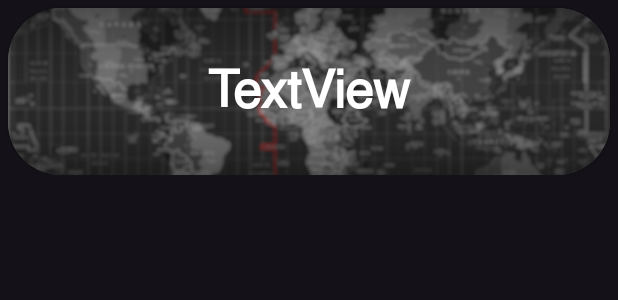
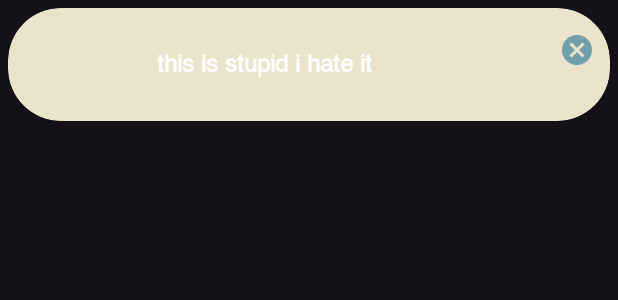
Before and after one commit to gemb0-0/Weather, an Android app: the layout row_favourites.xml on its own in the app's theme, with its tools: preview values and no code run, on a phone screen of 412 x 824 dp. Shown: the top 300 px of the screen. Run offline under Robolectric (Android 15) with nearby library versions, the phone set to English and light mode, and no system bars.

Commit message:
favourites Screen completed

```diff
--- a/app/build.gradle.kts
+++ b/app/build.gradle.kts
@@ -81,5 +81,6 @@ dependencies {
     implementation ("com.google.android.material:material:1.4.0")
     implementation ("androidx.navigation:navigation-fragment:2.5.3")
     implementation ("androidx.navigation:navigation-ui:2.5.3")
+    implementation("androidx.swiperefreshlayout:swiperefreshlayout:1.2.0-alpha01")
 
 }
--- a/app/src/main/java/com/example/weather/model/IRepository.kt
+++ b/app/src/main/java/com/example/weather/model/IRepository.kt
@@ -3,6 +3,7 @@ package com.example.weather.model
 import ForcastResponse
 import WeatherResponse
 import android.content.SharedPreferences
+import com.google.android.gms.maps.model.LatLng
 import kotlinx.coroutines.flow.Flow
 
 
@@ -19,4 +20,8 @@ interface IRepository {
     fun getFromSharedPref(sharedPrefObj: MutableMap<String, SharedPreferences>)
 : Flow<Triple<MutableMap<String, String>, List<Triple<String, String, String>>, List<Triple<String, String, String>>>>
 
+    fun saveLocation(myLatLng: Pair<String, LatLng>, sharedpref: SharedPreferences)
+    fun getFavourites(sharedpref: SharedPreferences): Flow<MutableList<Pair<String,LatLng>>>
+     fun deleteFavourite(city: LatLng, sharedpref: SharedPreferences)
+
 }
--- a/app/src/main/java/com/example/weather/model/localDataSource/ISharedpref.kt
+++ b/app/src/main/java/com/example/weather/model/localDataSource/ISharedpref.kt
@@ -1,10 +1,10 @@
 package com.example.weather.model.localDataSource
 
 import android.content.SharedPreferences
+import com.google.android.gms.maps.model.LatLng
 import kotlinx.coroutines.flow.Flow
 
 interface ISharedpref {
-    fun initiateSettings(sharedpref: SharedPreferences)
     fun updateSettings(sharedpref: SharedPreferences, updatedSettings: MutableMap<String,String>)
     fun getSettings(sharedpref: SharedPreferences): Flow<MutableList<String?>>
     fun saveWeatherResponse(get: SharedPreferences, data: MutableMap<String, String>)
@@ -12,5 +12,8 @@ interface ISharedpref {
     fun saveHourlyResponse(get: SharedPreferences, list: MutableList<Triple<String, String, String>>)
      fun getFromSharedPref(sharedPrefObj: MutableMap<String, SharedPreferences>)
    :Flow<Triple<MutableMap<String, String>, List<Triple<String, String, String>>, List<Triple<String, String, String>>>>
+    fun saveLocation (myLatLng: Pair<String, LatLng>, sharedpref: SharedPreferences)
+      fun getFavourites(sharedpref: SharedPreferences): Flow<MutableList<Pair<String, LatLng>>>
+    fun deleteFavourite(city: LatLng, sharedpref: SharedPreferences)
 
 }
--- a/app/src/main/java/com/example/weather/view/map/MapsViewModel.kt
+++ b/app/src/main/java/com/example/weather/view/map/MapsViewModel.kt
@@ -12,6 +12,7 @@ class MapsViewModel(
 ) : ViewModel() {
     fun saveLocation(myLatLng: Pair<String, LatLng>) {
         _repo.saveLocation(myLatLng, sharedpref)
+
     }
 
 
--- a/app/src/main/res/layout/row_favourites.xml
+++ b/app/src/main/res/layout/row_favourites.xml
@@ -2,39 +2,55 @@
 <androidx.constraintlayout.widget.ConstraintLayout xmlns:android="http://schemas.android.com/apk/res/android"
     xmlns:app="http://schemas.android.com/apk/res-auto"
     xmlns:tools="http://schemas.android.com/tools"
-    android:layout_width="wrap_content"
+    android:layout_width="match_parent"
     android:layout_height="wrap_content">
 
     <androidx.cardview.widget.CardView
         android:id="@+id/cardView"
         android:layout_width="match_parent"
-        android:layout_height="111dp"
-        android:layout_gravity="center"
+        android:layout_height="75dp"
         android:layout_margin="5dp"
-        app:cardBackgroundColor="#4DE9E4CB"
+        app:cardBackgroundColor="@color/secondary"
         app:cardCornerRadius="35dp"
-
+        app:layout_constraintBottom_toBottomOf="parent"
         app:layout_constraintEnd_toEndOf="parent"
         app:layout_constraintStart_toStartOf="parent"
         app:layout_constraintTop_toTopOf="parent">
 
-        <ImageView
-            android:id="@+id/imageView"
+        <androidx.constraintlayout.widget.ConstraintLayout
             android:layout_width="match_parent"
-            android:layout_height="match_parent"
-            android:scaleType="centerCrop"
+            android:layout_height="match_parent">
 
-            android:src="@drawable/map1" />
+            <com.google.android.material.floatingactionbutton.FloatingActionButton
+                android:id="@+id/deleteFav"
+                android:layout_width="50dp"
+                android:layout_height="50dp"
+                android:clickable="true"
+                android:outlineAmbientShadowColor="#004B88A2"
+                android:outlineSpotShadowColor="#004B88A2"
+                android:src="@drawable/baseline_cancel_24"
+                app:backgroundTint="#004B88A2"
+                app:elevation="5dp"
+                app:layout_constraintEnd_toEndOf="parent"
+                app:layout_constraintTop_toTopOf="parent"
+                app:tint="#BF4B88A2" />
 
-        <TextView
-            android:id="@+id/textView3"
-            android:layout_width="match_parent"
-            android:layout_height="match_parent"
-            android:gravity="center"
-            android:text="TextView"
-            android:textColor="#FFFFFF"
-            android:textSize="34sp"
-            android:textStyle="bold" />
+            <TextView
+                android:id="@+id/textView"
+                android:layout_width="0dp"
+                android:layout_height="0dp"
+                android:layout_marginEnd="10dp"
+                android:gravity="center"
+                android:padding="5dp"
+                android:text="this is stupid i hate it"
+                android:textColor="#FFFFFF"
+                android:textSize="16sp"
+                android:textStyle="bold"
+                app:layout_constraintBottom_toBottomOf="parent"
+                app:layout_constraintEnd_toStartOf="@+id/deleteFav"
+                app:layout_constraintStart_toStartOf="parent"
+                app:layout_constraintTop_toTopOf="parent" /> <!-- Margin to prevent overlap -->
+        </androidx.constraintlayout.widget.ConstraintLayout>
 
     </androidx.cardview.widget.CardView>
 </androidx.constraintlayout.widget.ConstraintLayout>
--- a/app/src/main/res/values/strings.xml
+++ b/app/src/main/res/values/strings.xml
@@ -44,4 +44,5 @@
     <string name="please_select_a_location">Please select a location</string>
     <!-- TODO: Remove or change this placeholder text -->
     <string name="hello_blank_fragment">Hello blank fragment</string>
+    <string name="unknown_location">Unknown Location</string>
 </resources>
```
Also changed, not shown: app/src/main/java/com/example/weather/model/Repository.kt (+11 -2 lines), app/src/main/java/com/example/weather/model/localDataSource/Sharedpref.kt (+46 -18 lines), app/src/main/java/com/example/weather/view/favourites/FavouriteAdapter.kt (added, +50 -0 lines), app/src/main/java/com/example/weather/view/favourites/FavouriteViewModel.kt (+50 -2 lines), app/src/main/java/com/example/weather/view/favourites/FavouritesFragment.kt (+68 -7 lines), app/src/main/java/com/example/weather/view/favourites/onFavClick.kt (added, +8 -0 lines), app/src/main/java/com/example/weather/view/mainActivity/MainActivity.kt (+18 -5 lines), app/src/main/java/com/example/weather/view/map/MapsFragment.kt (+46 -14 lines), app/src/main/res/layout/fragment_favourites.xml (+26 -22 lines).
